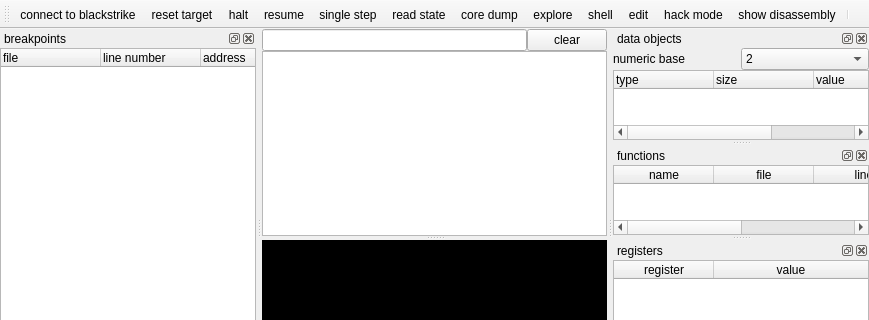
stoyan-shopov/troll, file mainwindow.ui: the form before one commit; both pictures show x 0 to 869 and y 0 to 320 of the 869 by 654 pixel window.
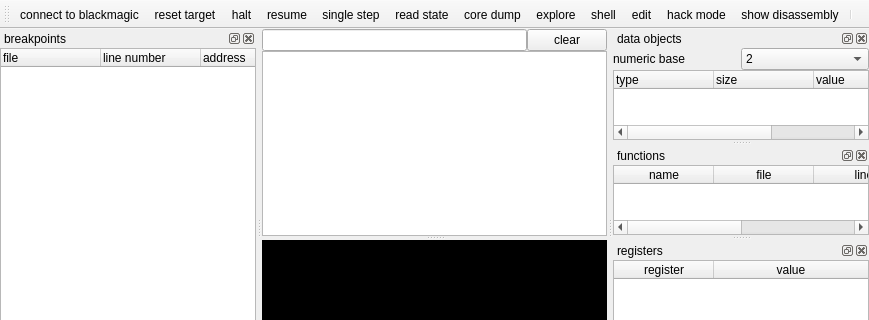
The form after the commit.

Commit message: improved blackmagic target run control

```diff
--- a/mainwindow.ui
+++ b/mainwindow.ui
@@ -656,7 +656,7 @@
   </widget>
   <action name="actionBlackstrikeConnect">
    <property name="text">
-    <string>connect to blackstrike</string>
+    <string>connect to blackmagic</string>
    </property>
    <property name="toolTip">
     <string>&lt;html&gt;&lt;head/&gt;&lt;body&gt;&lt;p&gt;attempt to detect and connect to&lt;/p&gt;&lt;p&gt;a blackstrike debug probe&lt;/p&gt;&lt;/body&gt;&lt;/html&gt;</string>
```
Left out of the diff: 2 changed lines with no effect on the pictures. The commit also changes 7 other files.
